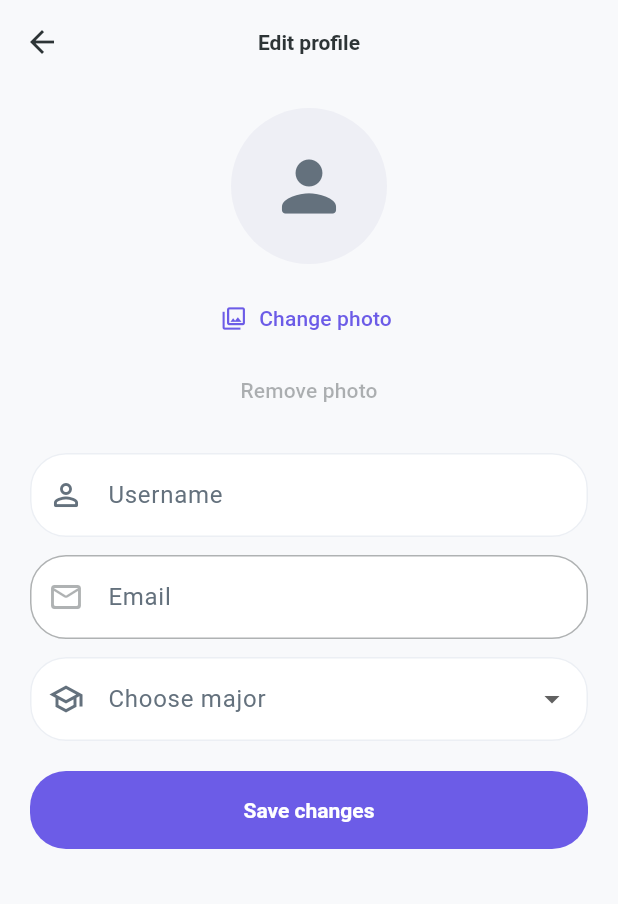
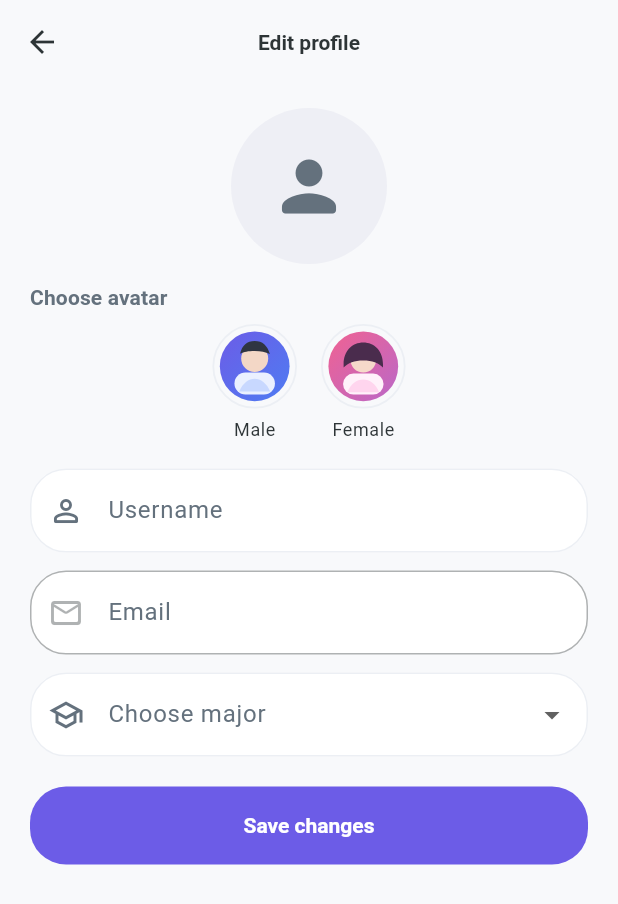
Before and after one commit to fatimaAlku/Pillar, a Flutter app: the screen it shows once a user with an empty profile is signed in, item 5 of the bottom bar chosen, after a tap on the "edit" icon, on a phone screen of 412 x 824 dp. Shown: the top 904 px of the screen. Run offline on Flutter 3.47's test engine with Material 3 defaults, Android fonts, the phone set to English and light mode, and no system bars; our stand-ins replace cloud_firestore, cloud_functions, file_picker, firebase_auth, firebase_core, firebase_storage and 3 more; missing offline and left inert: syncfusion_flutter_pdf; accounts and stored records are empty.

Commit message:
profile avatar

```diff
--- a/apps/study_coach/lib/core/localization/app_strings.dart
+++ b/apps/study_coach/lib/core/localization/app_strings.dart
@@ -30,9 +30,15 @@ class AppStrings {
   String get profilePhoto => _isArabic ? 'الصورة الشخصية' : 'Profile photo';
   String get changePhoto => _isArabic ? 'تغيير الصورة' : 'Change photo';
   String get removePhoto => _isArabic ? 'إزالة الصورة' : 'Remove photo';
+  String get chooseAvatar => _isArabic ? 'اختر صورة رمزية' : 'Choose avatar';
+  String get avatarMale => _isArabic ? 'ذكر' : 'Male';
+  String get avatarFemale => _isArabic ? 'أنثى' : 'Female';
   String get saveChanges => _isArabic ? 'حفظ التغييرات' : 'Save changes';
   String get profileUpdated =>
       _isArabic ? 'تم تحديث الملف الشخصي.' : 'Profile updated.';
+  String get profileUpdatedLocally => _isArabic
+      ? 'تم حفظ الصورة على جهازك مؤقتًا. لتتم مزامنتها عبر الأجهزة، فعّل Firebase Storage.'
+      : 'Photo saved locally on this device. Enable Firebase Storage to sync it across devices.';
   String get couldNotUpdateProfile =>
       _isArabic ? 'تعذّر تحديث الملف الشخصي.' : 'Could not update profile.';
   String get password => _isArabic ? 'كلمة المرور' : 'Password';
@@ -208,8 +214,7 @@ class AppStrings {
   String explanation(String text) =>
       _isArabic ? 'الشرح: $text' : 'Explanation: $text';
   String get unanswered => _isArabic ? 'بدون إجابة' : 'Unanswered';
-  String get backToQuizzes =>
-      _isArabic ? 'العودة للاختبارات' : 'Back to quizzes';
+  String get backToQuizzes => _isArabic ? 'رجوع' : 'Back';
 
   String majorRoadmap(String majorTitle) =>
       _isArabic ? 'خارطة طريق $majorTitle' : '$majorTitle Roadmap';
--- a/apps/study_coach/lib/core/state/app_providers.dart
+++ b/apps/study_coach/lib/core/state/app_providers.dart
@@ -7,6 +7,8 @@ import 'package:flutter_riverpod/flutter_riverpod.dart';
 import '../../features/auth/data/repositories/auth_repository_impl.dart';
 import '../../features/auth/domain/entities/auth_user.dart';
 import '../../features/profile/data/repositories/user_profile_repository_impl.dart';
+import '../../features/profile/data/local/local_profile_photo_store.dart';
+import '../../features/profile/data/local/local_profile_avatar_store.dart';
 import '../../features/profile/domain/entities/user_profile_data.dart';
 import '../../features/profile/domain/repositories/user_profile_repository.dart';
 import '../../features/progress/data/repositories/progress_repository_impl.dart';
@@ -78,6 +80,25 @@ final userProfileStreamProvider =
   return ref.watch(userProfileRepositoryProvider).watchProfile(uid);
 });
 
+final localProfilePhotoStoreProvider = Provider<LocalProfilePhotoStore>((ref) {
+  return LocalProfilePhotoStore();
+});
+
+final localProfilePhotoPathProvider =
+    FutureProvider.family<String?, String>((ref, uid) {
+  return ref.watch(localProfilePhotoStoreProvider).getPhotoPath(uid);
+});
+
+final localProfileAvatarStoreProvider =
+    Provider<LocalProfileAvatarStore>((ref) {
+  return LocalProfileAvatarStore();
+});
+
+final localProfileAvatarIdProvider =
+    FutureProvider.family<String?, String>((ref, uid) {
+  return ref.watch(localProfileAvatarStoreProvider).getSelectedAvatarId(uid);
+});
+
 final progressRepositoryImplProvider = Provider<ProgressRepository>((ref) {
   return ProgressRepositoryImpl(ref.watch(firestoreProvider));
 });
--- /dev/null
+++ b/apps/study_coach/lib/features/profile/data/local/local_profile_avatar_store.dart
@@ -0,0 +1,30 @@
+import 'package:shared_preferences/shared_preferences.dart';
+
+class LocalProfileAvatarStore {
+  static const maleAvatarId = 'male';
+  static const femaleAvatarId = 'female';
+  static const supportedAvatarIds = {maleAvatarId, femaleAvatarId};
+
+  Future<String?> getSelectedAvatarId(String uid) async {
+    final prefs = await SharedPreferences.getInstance();
+    final id = prefs.getString(_key(uid));
+    if (id == null || !supportedAvatarIds.contains(id)) return null;
+    return id;
+  }
+
+  Future<void> setSelectedAvatarId({
+    required String uid,
+    required String avatarId,
+  }) async {
+    if (!supportedAvatarIds.contains(avatarId)) return;
+    final prefs = await SharedPreferences.getInstance();
+    await prefs.setString(_key(uid), avatarId);
+  }
+
+  Future<void> clearSelectedAvatarId(String uid) async {
+    final prefs = await SharedPreferences.getInstance();
+    await prefs.remove(_key(uid));
+  }
+
+  String _key(String uid) => 'profile_avatar_id_$uid';
+}
--- /dev/null
+++ b/apps/study_coach/lib/features/profile/data/local/local_profile_photo_store.dart
@@ -0,0 +1,61 @@
+import 'dart:io';
+import 'dart:typed_data';
+
+import 'package:path_provider/path_provider.dart';
+
+class LocalProfilePhotoStore {
+  Future<String?> getPhotoPath(String uid) async {
+    final file = await _photoFileFor(uid);
+    if (await file.exists()) {
+      return file.path;
+    }
+    return null;
+  }
+
+  Future<String> savePhoto({
+    required String uid,
+    Uint8List? fileBytes,
+    String? filePath,
+    String? fileName,
+  }) async {
+    final target = await _photoFileFor(uid, fileName: fileName);
+    await target.parent.create(recursive: true);
+    if (fileBytes != null && fileBytes.isNotEmpty) {
+      await target.writeAsBytes(fileBytes, flush: true);
+      return target.path;
+    }
+    if (filePath != null && filePath.isNotEmpty) {
+      final source = File(filePath);
+      if (await source.exists()) {
+        await source.copy(target.path);
+        return target.path;
+      }
+    }
+    throw Exception('No local image data available to save.');
+  }
+
+  Future<void> clearPhoto(String uid) async {
+    final file = await _photoFileFor(uid);
+    if (await file.exists()) {
+      await file.delete();
+    }
+  }
+
+  Future<File> _photoFileFor(String uid, {String? fileName}) async {
+    final dir = await getApplicationSupportDirectory();
+    final safeUid = uid.replaceAll(RegExp(r'[^a-zA-Z0-9_-]'), '_');
+    final extension = _extractExtension(fileName);
+    return File('${dir.path}/profile_photos/$safeUid/avatar.$extension');
+  }
+
+  String _extractExtension(String? fileName) {
+    if (fileName == null || fileName.isEmpty) return 'jpg';
+    final dot = fileName.lastIndexOf('.');
+    if (dot <= 0 || dot == fileName.length - 1) return 'jpg';
+    final ext = fileName.substring(dot + 1).toLowerCase();
+    if (RegExp(r'^[a-z0-9]{2,5}$').hasMatch(ext)) {
+      return ext;
+    }
+    return 'jpg';
+  }
+}
--- a/apps/study_coach/lib/features/profile/presentation/screens/profile_editor_screen.dart
+++ b/apps/study_coach/lib/features/profile/presentation/screens/profile_editor_screen.dart
@@ -1,12 +1,10 @@
-import 'dart:io';
-
-import 'package:firebase_core/firebase_core.dart';
-import 'package:file_picker/file_picker.dart';
 import 'package:flutter/material.dart';
 import 'package:flutter_riverpod/flutter_riverpod.dart';
+import 'package:flutter_svg/flutter_svg.dart';
 
 import '../../../../core/localization/app_strings.dart';
 import '../../../../core/state/app_providers.dart';
+import '../../data/local/local_profile_avatar_store.dart';
 import '../../../roadmap/domain/major_catalog.dart';
 
 class ProfileEditorScreen extends ConsumerStatefulWidget {
@@ -21,8 +19,7 @@ class _ProfileEditorScreenState extends ConsumerState<ProfileEditorScreen> {
   final _formKey = GlobalKey<FormState>();
   late final TextEditingController _usernameController;
   bool _isSaving = false;
-  PlatformFile? _selectedImage;
-  bool _removePhoto = false;
+  String? _selectedAvatarId;
   String? _selectedMajorId;
 
   @override
@@ -43,6 +40,8 @@ class _ProfileEditorScreenState extends ConsumerState<ProfileEditorScreen> {
           .read(userProfileStreamProvider(authUser.uid))
           .valueOrNull
           ?.majorId;
+      _selectedAvatarId =
+          ref.read(localProfileAvatarIdProvider(authUser.uid)).valueOrNull;
     }
   }
 
@@ -52,27 +51,9 @@ class _ProfileEditorScreenState extends ConsumerState<ProfileEditorScreen> {
     super.dispose();
   }
 
-  Future<void> _pickPhoto() async {
-    final result = await FilePicker.pickFiles(
-      allowMultiple: false,
-      type: FileType.image,
-      withData: true,
-    );
-    if (result == null || result.files.isEmpty) return;
-    final selected = result.files.single;
-    final hasPath = selected.path != null && selected.path!.isNotEmpty;
-    final hasBytes = selected.bytes != null && selected.bytes!.isNotEmpty;
-    if (!hasPath && !hasBytes) return;
+  void _choosePresetAvatar(String avatarId) {
     setState(() {
-      _selectedImage = selected;
-      _removePhoto = false;
-    });
-  }
-
-  void _removePhotoSelection() {
-    setState(() {
-      _selectedImage = null;
-      _removePhoto = true;
+      _selectedAvatarId = avatarId;
     });
   }
 
@@ -84,54 +65,47 @@ class _ProfileEditorScreenState extends ConsumerState<ProfileEditorScreen> {
     final strings = AppStrings.of(context);
     setState(() => _isSaving = true);
     try {
-      String? uploadedPhotoUrl;
-      if (_selectedImage != null) {
-        uploadedPhotoUrl =
-            await ref.read(authRepositoryProvider).uploadProfilePhoto(
+      final localAvatarStore = ref.read(localProfileAvatarStoreProvider);
+      if (_selectedAvatarId != null) {
+        await localAvatarStore.setSelectedAvatarId(
           uid: authUser.uid,
-                  filePath: _selectedImage!.path,
-                  fileBytes: _selectedImage!.bytes,
-                  fileName: _selectedImage!.name,
+          avatarId: _selectedAvatarId!,
         );
+      } else {
+        await localAvatarStore.clearSelectedAvatarId(authUser.uid);
       }
       await ref.read(authRepositoryProvider).updateProfile(
             displayName: _usernameController.text,
-            photoUrl: _removePhoto ? '' : uploadedPhotoUrl,
           );
       final selectedMajor = _selectedMajorId?.trim();
       if (selectedMajor != null && selectedMajor.isNotEmpty) {
+        try {
           await ref.read(userProfileRepositoryProvider).setMajor(
                 uid: authUser.uid,
                 majorId: selectedMajor,
                 source: 'profile',
               );
+        } catch (_) {
+          // Non-blocking: keep profile update successful even if major sync fails.
         }
+      }
+      ref.invalidate(localProfileAvatarIdProvider(authUser.uid));
       if (!mounted) return;
       ScaffoldMessenger.of(context).showSnackBar(
         SnackBar(content: Text(strings.profileUpdated)),
       );
       Navigator.of(context).pop();
-    } on FirebaseException catch (e) {
+    } catch (e) {
       if (!mounted) return;
-      final details = switch (e.code) {
-        'object-not-found' =>
-          '${strings.couldNotUpdateProfile} Uploaded image could not be read back from Storage. Check Storage rules for authenticated read/write access.',
-        'unauthorized' =>
-          '${strings.couldNotUpdateProfile} Storage permission denied. Check Firebase Storage rules.',
-        _ => (() {
-            final message = e.message?.trim();
-            return message != null && message.isNotEmpty
-                ? '${strings.couldNotUpdateProfile} $message'
-                : strings.couldNotUpdateProfile;
-          })(),
-      };
+      final details = e.toString().trim();
       ScaffoldMessenger.of(context).showSnackBar(
-        SnackBar(content: Text(details)),
-      );
-    } catch (_) {
-      if (!mounted) return;
-      ScaffoldMessenger.of(context).showSnackBar(
-        SnackBar(content: Text(strings.couldNotUpdateProfile)),
+        SnackBar(
+          content: Text(
+            details.isEmpty
+                ? strings.couldNotUpdateProfile
+                : '${strings.couldNotUpdateProfile} $details',
+          ),
+        ),
       );
     } finally {
       if (mounted) {
@@ -152,18 +126,20 @@ class _ProfileEditorScreenState extends ConsumerState<ProfileEditorScreen> {
     final majorIdForForm = _selectedMajorId ?? profile?.majorId;
     final photoUrl = authUser?.photoUrl?.trim();
     final hasRemotePhoto = photoUrl != null && photoUrl.isNotEmpty;
-    final canRemovePhoto = _selectedImage != null || hasRemotePhoto;
+    final savedAvatarId = authUser == null
+        ? null
+        : ref.watch(localProfileAvatarIdProvider(authUser.uid)).valueOrNull;
+    final avatarId = _selectedAvatarId ?? savedAvatarId;
+    final hasPresetAvatar = avatarId != null && avatarId.isNotEmpty;
     ImageProvider<Object>? imageProvider;
-    if (_selectedImage != null && !_removePhoto) {
-      if (_selectedImage!.bytes != null && _selectedImage!.bytes!.isNotEmpty) {
-        imageProvider = MemoryImage(_selectedImage!.bytes!);
-      } else if (_selectedImage!.path != null &&
-          _selectedImage!.path!.isNotEmpty) {
-        imageProvider = FileImage(File(_selectedImage!.path!));
-      }
-    } else if (hasRemotePhoto && !_removePhoto) {
+    if (!hasPresetAvatar && hasRemotePhoto) {
       imageProvider = NetworkImage(photoUrl);
     }
+    final presetAvatarAsset = switch (avatarId) {
+      LocalProfileAvatarStore.maleAvatarId => 'assets/avatars/male.svg',
+      LocalProfileAvatarStore.femaleAvatarId => 'assets/avatars/female.svg',
+      _ => null,
+    };
 
     return Scaffold(
       appBar: AppBar(title: Text(strings.editProfile)),
@@ -174,8 +150,17 @@ class _ProfileEditorScreenState extends ConsumerState<ProfileEditorScreen> {
             child: CircleAvatar(
               radius: 52,
               backgroundColor: colorScheme.surfaceContainerHigh,
-              backgroundImage: imageProvider,
-              child: imageProvider == null
+              backgroundImage: presetAvatarAsset == null ? imageProvider : null,
+              child: presetAvatarAsset != null
+                  ? ClipOval(
+                      child: SvgPicture.asset(
+                        presetAvatarAsset,
+                        width: 104,
+                        height: 104,
+                        fit: BoxFit.cover,
+                      ),
+                    )
+                  : imageProvider == null
                       ? Icon(
                           Icons.person_rounded,
                           size: 54,
@@ -185,19 +170,37 @@ class _ProfileEditorScreenState extends ConsumerState<ProfileEditorScreen> {
             ),
           ),
           const SizedBox(height: 12),
-          Center(
-            child: TextButton.icon(
-              onPressed: _isSaving ? null : _pickPhoto,
-              icon: const Icon(Icons.photo_library_outlined),
-              label: Text(strings.changePhoto),
+          Text(
+            strings.chooseAvatar,
+            style: theme.textTheme.titleSmall?.copyWith(
+              color: colorScheme.onSurfaceVariant,
+              fontWeight: FontWeight.w600,
             ),
           ),
-          Center(
-            child: TextButton(
-              onPressed:
-                  (_isSaving || !canRemovePhoto) ? null : _removePhotoSelection,
-              child: Text(strings.removePhoto),
+          const SizedBox(height: 8),
+          Row(
+            mainAxisAlignment: MainAxisAlignment.center,
+            children: [
+              _AvatarOption(
+                label: strings.avatarMale,
+                assetPath: 'assets/avatars/male.svg',
+                selected: avatarId == LocalProfileAvatarStore.maleAvatarId,
+                onTap: _isSaving
+                    ? null
+                    : () => _choosePresetAvatar(
+                        LocalProfileAvatarStore.maleAvatarId),
               ),
+              const SizedBox(width: 16),
+              _AvatarOption(
+                label: strings.avatarFemale,
+                assetPath: 'assets/avatars/female.svg',
+                selected: avatarId == LocalProfileAvatarStore.femaleAvatarId,
+                onTap: _isSaving
+                    ? null
+                    : () => _choosePresetAvatar(
+                        LocalProfileAvatarStore.femaleAvatarId),
+              ),
+            ],
           ),
           const SizedBox(height: 18),
           Form(
@@ -269,3 +272,52 @@ class _ProfileEditorScreenState extends ConsumerState<ProfileEditorScreen> {
     );
   }
 }
+
+class _AvatarOption extends StatelessWidget {
+  const _AvatarOption({
+    required this.label,
+    required this.assetPath,
+    required this.selected,
+    required this.onTap,
+  });
+
+  final String label;
+  final String assetPath;
+  final bool selected;
+  final VoidCallback? onTap;
+
+  @override
+  Widget build(BuildContext context) {
+    final colorScheme = Theme.of(context).colorScheme;
+    return Column(
+      mainAxisSize: MainAxisSize.min,
+      children: [
+        InkWell(
+          borderRadius: BorderRadius.circular(28),
+          onTap: onTap,
+          child: Container(
+            padding: const EdgeInsets.all(3),
+            decoration: BoxDecoration(
+              shape: BoxShape.circle,
+              border: Border.all(
+                color:
+                    selected ? colorScheme.primary : colorScheme.outlineVariant,
+                width: selected ? 2.5 : 1.2,
+              ),
+            ),
+            child: ClipOval(
+              child: SvgPicture.asset(
+                assetPath,
+                width: 48,
+                height: 48,
+                fit: BoxFit.cover,
+              ),
+            ),
+          ),
+        ),
+        const SizedBox(height: 6),
+        Text(label, style: Theme.of(context).textTheme.bodySmall),
+      ],
+    );
+  }
+}
--- a/apps/study_coach/lib/features/profile/presentation/screens/profile_tab_screen.dart
+++ b/apps/study_coach/lib/features/profile/presentation/screens/profile_tab_screen.dart
@@ -1,10 +1,14 @@
+import 'dart:io';
+
 import 'package:flutter/material.dart';
 import 'package:flutter_riverpod/flutter_riverpod.dart';
+import 'package:flutter_svg/flutter_svg.dart';
 
 import '../../../../core/localization/app_strings.dart';
 import '../../../../core/state/app_locale_controller.dart';
 import '../../../../core/state/app_providers.dart';
 import '../../../../core/state/theme_mode_controller.dart';
+import '../../data/local/local_profile_avatar_store.dart';
 import '../../../auth/presentation/controllers/auth_controller.dart';
 import '../../../progress/presentation/screens/progress_details_screen.dart';
 import 'about_screen.dart';
@@ -29,6 +33,24 @@ class ProfileTabScreen extends ConsumerWidget {
     final hasUserEmail = userEmail != null && userEmail.isNotEmpty;
     final photoUrl = authUser?.photoUrl?.trim();
     final hasPhoto = photoUrl != null && photoUrl.isNotEmpty;
+    final avatarId = authUser == null
+        ? null
+        : ref.watch(localProfileAvatarIdProvider(authUser.uid)).valueOrNull;
+    final avatarAssetPath = switch (avatarId) {
+      LocalProfileAvatarStore.maleAvatarId => 'assets/avatars/male.svg',
+      LocalProfileAvatarStore.femaleAvatarId => 'assets/avatars/female.svg',
+      _ => null,
+    };
+    final localPhotoPath = authUser == null
+        ? null
+        : ref.watch(localProfilePhotoPathProvider(authUser.uid)).valueOrNull;
+    final hasLocalPhoto = localPhotoPath != null && localPhotoPath.isNotEmpty;
+    ImageProvider<Object>? profileImage;
+    if (hasLocalPhoto) {
+      profileImage = FileImage(File(localPhotoPath));
+    } else if (hasPhoto) {
+      profileImage = NetworkImage(photoUrl);
+    }
     final profileName = authUser?.displayName?.trim();
     final hasProfileName = profileName != null && profileName.isNotEmpty;
     final displayName = hasProfileName
@@ -59,8 +81,17 @@ class ProfileTabScreen extends ConsumerWidget {
               CircleAvatar(
                 radius: 42,
                 backgroundColor: colorScheme.surfaceContainerHigh,
-                backgroundImage: hasPhoto ? NetworkImage(photoUrl) : null,
-                child: hasPhoto
+                backgroundImage: avatarAssetPath == null ? profileImage : null,
+                child: avatarAssetPath != null
+                    ? ClipOval(
+                        child: SvgPicture.asset(
+                          avatarAssetPath,
+                          width: 84,
+                          height: 84,
+                          fit: BoxFit.cover,
+                        ),
+                      )
+                    : profileImage != null
                         ? null
                         : Icon(
                             Icons.person_rounded,
--- a/apps/study_coach/lib/features/quizzes/presentation/controllers/quiz_controller.dart
+++ b/apps/study_coach/lib/features/quizzes/presentation/controllers/quiz_controller.dart
@@ -117,6 +117,12 @@ class QuizRunnerController extends StateNotifier<QuizRunnerState> {
       currentIndex: 0,
       selectedByQuestionId: const {},
     );
+  }
+
+  void resetSession() {
+    _lastRequest = null;
+    _lastGeneratedQuestions = null;
+    state = const QuizRunnerIdle();
   }
 
   Future<void> generateQuiz({
--- a/apps/study_coach/pubspec.yaml
+++ b/apps/study_coach/pubspec.yaml
@@ -25,6 +25,8 @@ dependencies:
   syncfusion_flutter_pdf: ^33.1.49
   archive: ^4.0.9
   url_launcher: ^6.3.1
+  flutter_svg: ^2.0.17
+  path_provider: ^2.1.5
 
 dev_dependencies:
   flutter_test:
@@ -33,3 +35,5 @@ dev_dependencies:
 
 flutter:
   uses-material-design: true
+  assets:
+    - assets/avatars/
```
Also changed, not shown: apps/study_coach/lib/features/quizzes/presentation/screens/quiz_runner_screen.dart (+24 -13 lines), apps/study_coach/lib/features/quizzes/presentation/screens/quizzes_tab_screen.dart (+17 -2 lines), apps/study_coach/assets/avatars/female.svg (added), apps/study_coach/assets/avatars/male.svg (added), apps/study_coach/pubspec.lock, 3 other files. Lines whose indentation alone changed are shown as unchanged.
